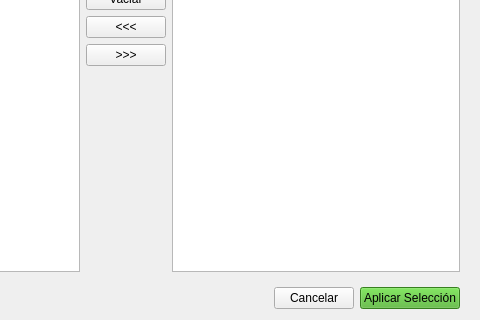
Old version of the form view/ui/product_selection.ui in the repository R0land013/blue-pos; both pictures show x 228 to 708 and y 266 to 586 of the 708 by 586 pixel window.
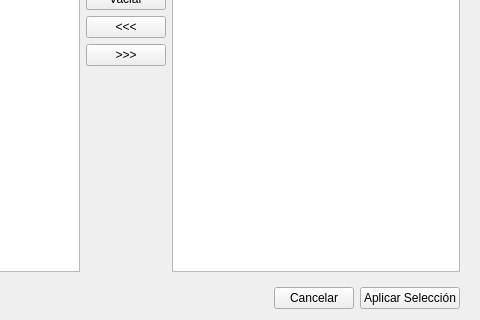
New version of the form.

What changed in the file:
```diff
--- a/view/ui/product_selection.ui
+++ b/view/ui/product_selection.ui
@@ -229,14 +229,7 @@
          <cursorShape>PointingHandCursor</cursorShape>
         </property>
         <property name="styleSheet">
-         <string notr="true">
-QPushButton{
-	background-color: #4DB32B;
-}
-
-QWidget:hover{
-	background-color: #59E52D;
-}</string>
+         <string notr="true"/>
         </property>
         <property name="text">
          <string>Aplicar Selección</string>
```
